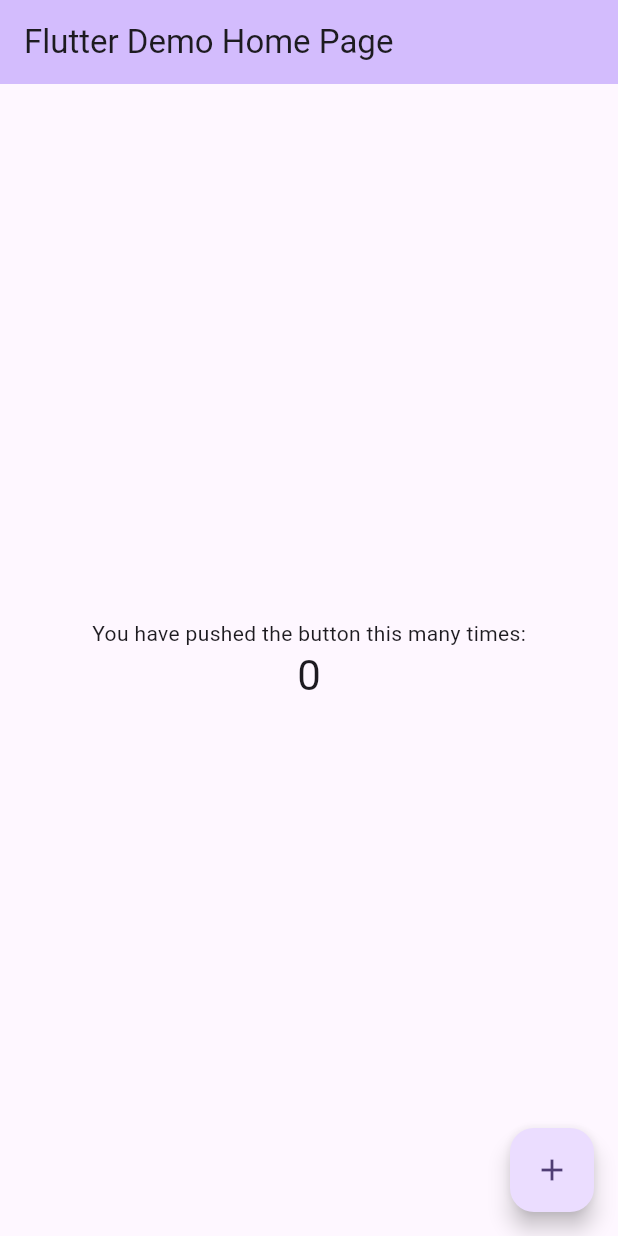
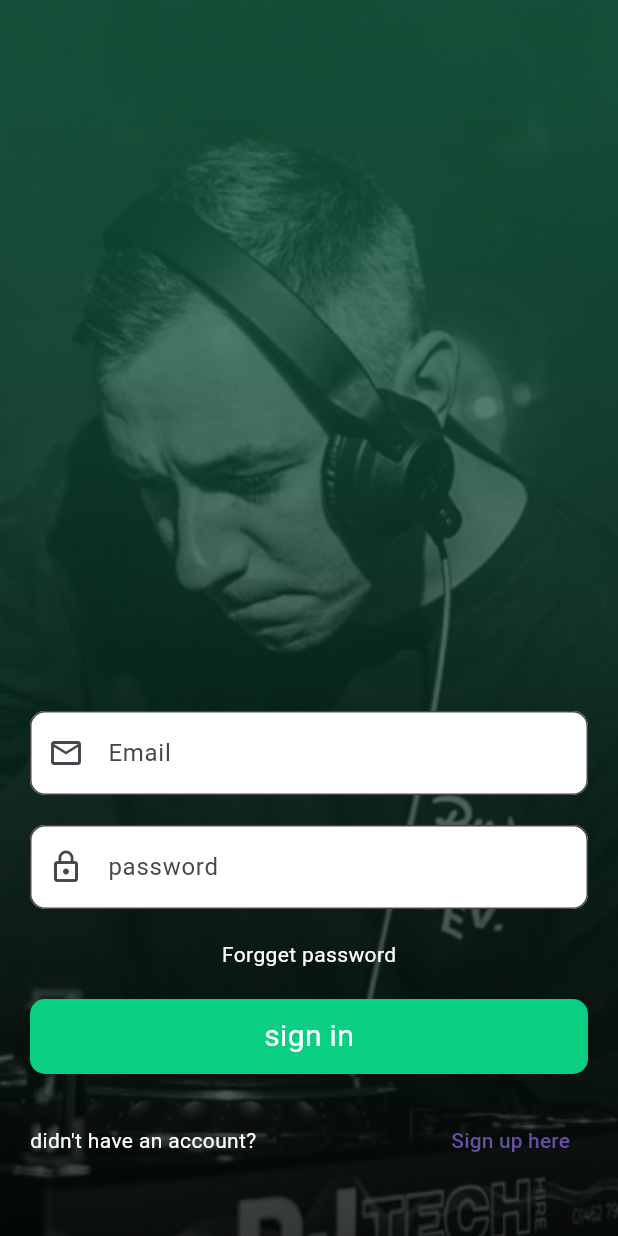
Before and after one commit to Faysal-Maxamed/E-Commerce-App, a Flutter app: the screen it shows after launch, on a phone screen of 412 x 824 dp. Run offline on Flutter 3.47's test engine with Material 3 defaults, Android fonts, the phone set to English and light mode, and no system bars; our stand-ins replace gap.

Commit message:
login page created

```diff
--- a/lib/main.dart
+++ b/lib/main.dart
@@ -1,125 +1,10 @@
+import 'package:e_comerce/pages/home.dart';
+import 'package:e_comerce/pages/login.dart';
 import 'package:flutter/material.dart';
 
 void main() {
-  runApp(const MyApp());
+  runApp(MaterialApp(
+    debugShowCheckedModeBanner: false,
+    home: LoginScreen(),
+  ));
 }
-
-class MyApp extends StatelessWidget {
-  const MyApp({super.key});
-
-  // This widget is the root of your application.
-  @override
-  Widget build(BuildContext context) {
-    return MaterialApp(
-      title: 'Flutter Demo',
-      theme: ThemeData(
-        // This is the theme of your application.
-        //
-        // TRY THIS: Try running your application with "flutter run". You'll see
-        // the application has a purple toolbar. Then, without quitting the app,
-        // try changing the seedColor in the colorScheme below to Colors.green
-        // and then invoke "hot reload" (save your changes or press the "hot
-        // reload" button in a Flutter-supported IDE, or press "r" if you used
-        // the command line to start the app).
-        //
-        // Notice that the counter didn't reset back to zero; the application
-        // state is not lost during the reload. To reset the state, use hot
-        // restart instead.
-        //
-        // This works for code too, not just values: Most code changes can be
-        // tested with just a hot reload.
-        colorScheme: ColorScheme.fromSeed(seedColor: Colors.deepPurple),
-        useMaterial3: true,
-      ),
-      home: const MyHomePage(title: 'Flutter Demo Home Page'),
-    );
-  }
-}
-
-class MyHomePage extends StatefulWidget {
-  const MyHomePage({super.key, required this.title});
-
-  // This widget is the home page of your application. It is stateful, meaning
-  // that it has a State object (defined below) that contains fields that affect
-  // how it looks.
-
-  // This class is the configuration for the state. It holds the values (in this
-  // case the title) provided by the parent (in this case the App widget) and
-  // used by the build method of the State. Fields in a Widget subclass are
-  // always marked "final".
-
-  final String title;
-
-  @override
-  State<MyHomePage> createState() => _MyHomePageState();
-}
-
-class _MyHomePageState extends State<MyHomePage> {
-  int _counter = 0;
-
-  void _incrementCounter() {
-    setState(() {
-      // This call to setState tells the Flutter framework that something has
-      // changed in this State, which causes it to rerun the build method below
-      // so that the display can reflect the updated values. If we changed
-      // _counter without calling setState(), then the build method would not be
-      // called again, and so nothing would appear to happen.
-      _counter++;
-    });
-  }
-
-  @override
-  Widget build(BuildContext context) {
-    // This method is rerun every time setState is called, for instance as done
-    // by the _incrementCounter method above.
-    //
-    // The Flutter framework has been optimized to make rerunning build methods
-    // fast, so that you can just rebuild anything that needs updating rather
-    // than having to individually change instances of widgets.
-    return Scaffold(
-      appBar: AppBar(
-        // TRY THIS: Try changing the color here to a specific color (to
-        // Colors.amber, perhaps?) and trigger a hot reload to see the AppBar
-        // change color while the other colors stay the same.
-        backgroundColor: Theme.of(context).colorScheme.inversePrimary,
-        // Here we take the value from the MyHomePage object that was created by
-        // the App.build method, and use it to set our appbar title.
-        title: Text(widget.title),
-      ),
-      body: Center(
-        // Center is a layout widget. It takes a single child and positions it
-        // in the middle of the parent.
-        child: Column(
-          // Column is also a layout widget. It takes a list of children and
-          // arranges them vertically. By default, it sizes itself to fit its
-          // children horizontally, and tries to be as tall as its parent.
-          //
-          // Column has various properties to control how it sizes itself and
-          // how it positions its children. Here we use mainAxisAlignment to
-          // center the children vertically; the main axis here is the vertical
-          // axis because Columns are vertical (the cross axis would be
-          // horizontal).
-          //
-          // TRY THIS: Invoke "debug painting" (choose the "Toggle Debug Paint"
-          // action in the IDE, or press "p" in the console), to see the
-          // wireframe for each widget.
-          mainAxisAlignment: MainAxisAlignment.center,
-          children: <Widget>[
-            const Text(
-              'You have pushed the button this many times:',
-            ),
-            Text(
-              '$_counter',
-              style: Theme.of(context).textTheme.headlineMedium,
-            ),
-          ],
-        ),
-      ),
-      floatingActionButton: FloatingActionButton(
-        onPressed: _incrementCounter,
-        tooltip: 'Increment',
-        child: const Icon(Icons.add),
-      ), // This trailing comma makes auto-formatting nicer for build methods.
-    );
-  }
-}
--- /dev/null
+++ b/lib/pages/home.dart
@@ -0,0 +1,10 @@
+import 'package:flutter/material.dart';
+
+class HomeScreen extends StatelessWidget {
+  const HomeScreen({super.key});
+
+  @override
+  Widget build(BuildContext context) {
+    return const Placeholder();
+  }
+}
--- /dev/null
+++ b/lib/pages/login.dart
@@ -0,0 +1,88 @@
+import 'package:flutter/material.dart';
+import 'package:flutter/widgets.dart';
+import 'package:gap/gap.dart';
+
+class LoginScreen extends StatelessWidget {
+  const LoginScreen({super.key});
+
+  @override
+  Widget build(BuildContext context) {
+    return Scaffold(
+      body: Container(
+        height: double.infinity,
+        width: double.infinity,
+        decoration: const BoxDecoration(
+          image: DecorationImage(
+            fit: BoxFit.cover,
+            image: AssetImage("images/1.png"),
+          ),
+        ),
+        child: Padding(
+          padding: const EdgeInsets.symmetric(horizontal: 20, vertical: 40),
+          child: Column(
+            mainAxisAlignment: MainAxisAlignment.end,
+            children: [
+              const TextField(
+                decoration: InputDecoration(
+                  fillColor: Colors.white,
+                  filled: true,
+                  hintText: "Email",
+                  prefixIcon: Icon(Icons.email_outlined),
+                  border: OutlineInputBorder(
+                    borderRadius: BorderRadius.all(
+                      Radius.circular(10),
+                    ),
+                  ),
+                ),
+              ),
+              Gap(20),
+              const TextField(
+                decoration: InputDecoration(
+                  fillColor: Colors.white,
+                  filled: true,
+                  hintText: "password",
+                  prefixIcon: Icon(Icons.lock_outline),
+                  border: OutlineInputBorder(
+                    borderRadius: BorderRadius.all(
+                      Radius.circular(10),
+                    ),
+                  ),
+                ),
+              ),
+              Gap(20),
+              const Text(
+                "Forgget password",
+                style: TextStyle(color: Colors.white),
+              ),
+              Gap(20),
+              Container(
+                height: 50,
+                width: double.infinity,
+                decoration: BoxDecoration(
+                  color: Color(0xff0ACF83),
+                  borderRadius: BorderRadius.circular(10),
+                ),
+                child: Center(
+                    child: Text(
+                  "sign in",
+                  style: TextStyle(fontSize: 20, color: Colors.white),
+                )),
+              ),
+              Gap(20),
+              Row(
+                children: [
+                  Text(
+                    "didn't have an account? ",
+                    style: TextStyle(color: Colors.white),
+                  ),
+                  Spacer(),
+                  TextButton(onPressed: () {}, child: Text("Sign up here"))
+                ],
+              )
+            ],
+          ),
+        ),
+      ),
+    );
+  }
+}
```
Also changed, not shown: pubspec.yaml (+4 -3 lines), images/1.png (added), pubspec.lock, 1 other file.
